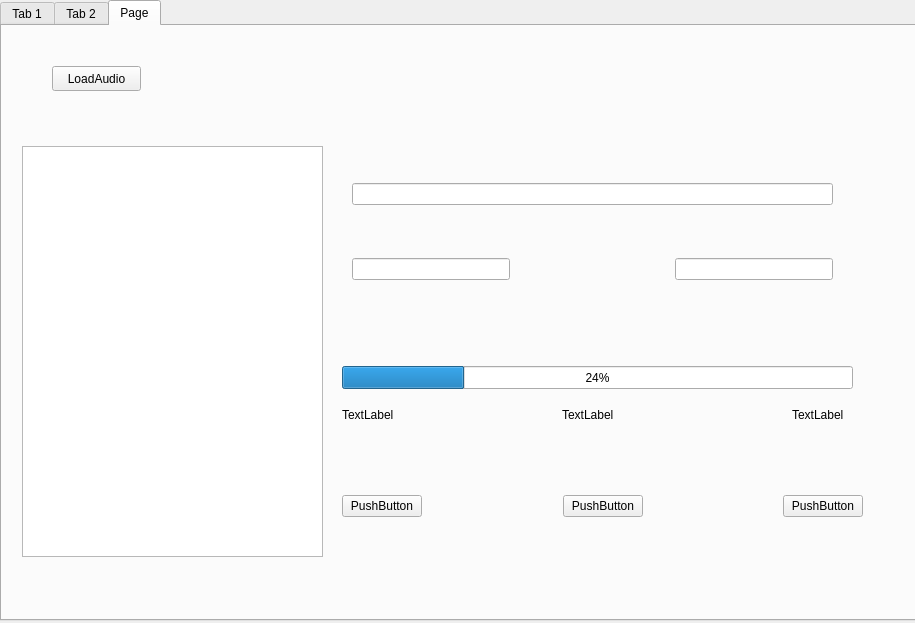
Old version of the form dictation.ui in the repository fangchaooo/dictation.
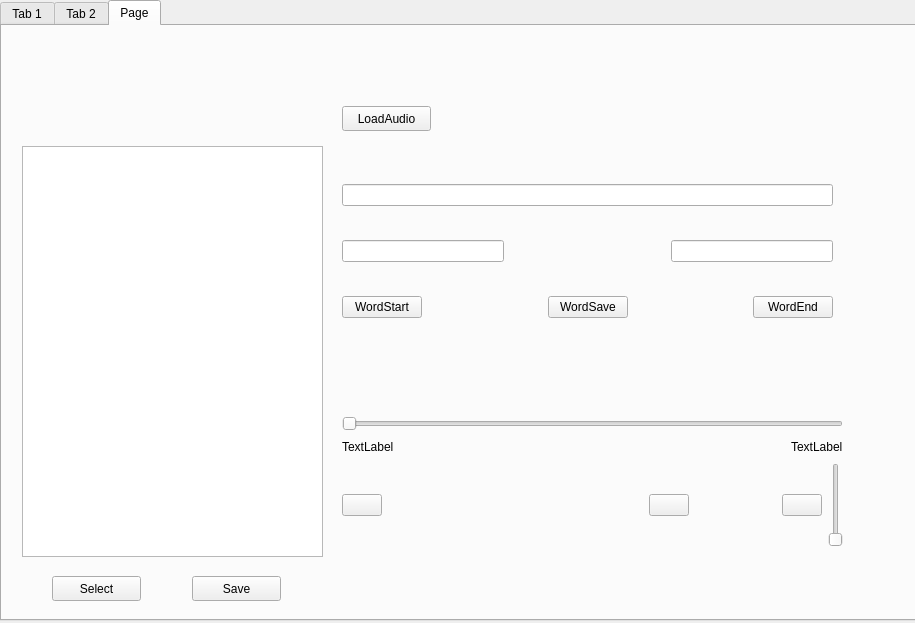
New version of the form. The open tabs and pages were chosen to show the change. Icons and pictures are not drawn.

Diff of the .ui file:
```diff
--- a/dictation.ui
+++ b/dictation.ui
@@ -374,8 +374,8 @@
     <widget class="QPushButton" name="pushButton">
      <property name="geometry">
       <rect>
-       <x>50</x>
-       <y>40</y>
+       <x>340</x>
+       <y>80</y>
        <width>89</width>
        <height>25</height>
       </rect>
@@ -394,40 +394,94 @@
       </rect>
      </property>
     </widget>
-    <widget class="QWidget" name="horizontalLayoutWidget">
+    <widget class="QPushButton" name="SaveAudioWordsBtn">
      <property name="geometry">
       <rect>
-       <x>340</x>
-       <y>440</y>
-       <width>521</width>
-       <height>80</height>
+       <x>190</x>
+       <y>550</y>
+       <width>89</width>
+       <height>25</height>
       </rect>
      </property>
-     <layout class="QHBoxLayout" name="horizontalLayout">
-      <item>
+     <property name="text">
+      <string>Save</string>
+     </property>
+    </widget>
        <widget class="QPushButton" name="pushButton_4">
+     <property name="geometry">
+      <rect>
+       <x>50</x>
+       <y>550</y>
+       <width>89</width>
+       <height>25</height>
+      </rect>
+     </property>
         <property name="text">
-         <string>PushButton</string>
-        </property>
-       </widget>
+      <string>Select</string>
+     </property>
+    </widget>
+    <widget class="QWidget" name="layoutWidget">
+     <property name="geometry">
+      <rect>
+       <x>340</x>
+       <y>390</y>
+       <width>501</width>
+       <height>131</height>
+      </rect>
+     </property>
+     <layout class="QVBoxLayout" name="verticalLayout_6">
+      <item>
+       <layout class="QVBoxLayout" name="verticalLayout_5">
+        <item>
+         <widget class="QSlider" name="AudiohorizontalSlider">
+          <property name="orientation">
+           <enum>Qt::Horizontal</enum>
+          </property>
+         </widget>
       </item>
       <item>
-       <spacer name="horizontalSpacer">
+         <layout class="QHBoxLayout" name="horizontalLayout_3">
+          <item>
+           <widget class="QLabel" name="AudioStartTimeLabel">
+            <property name="text">
+             <string>TextLabel</string>
+            </property>
+           </widget>
+          </item>
+          <item>
+           <spacer name="horizontalSpacer_6">
         <property name="orientation">
          <enum>Qt::Horizontal</enum>
         </property>
         <property name="sizeHint" stdset="0">
          <size>
-          <width>40</width>
+              <width>30</width>
           <height>20</height>
          </size>
         </property>
        </spacer>
       </item>
       <item>
-       <widget class="QPushButton" name="pushButton_3">
+           <widget class="QLabel" name="AudioEndTimeLabel">
         <property name="text">
-         <string>PushButton</string>
+             <string>TextLabel</string>
+            </property>
+           </widget>
+          </item>
+         </layout>
+        </item>
+       </layout>
+      </item>
+      <item>
+       <layout class="QHBoxLayout" name="horizontalLayout">
+        <item>
+         <widget class="QPushButton" name="StartAudioBtn">
+          <property name="text">
+           <string/>
+          </property>
+          <property name="icon">
+           <iconset>
+            <normaloff>play.png</normaloff>play.png</iconset>
         </property>
        </widget>
       </item>
@@ -445,72 +499,83 @@
        </spacer>
       </item>
       <item>
-       <widget class="QPushButton" name="pushButton_2">
-        <property name="text">
-         <string>PushButton</string>
-        </property>
-       </widget>
-      </item>
-     </layout>
-    </widget>
-    <widget class="QProgressBar" name="progressBar">
-     <property name="geometry">
-      <rect>
-       <x>340</x>
-       <y>340</y>
-       <width>511</width>
-       <height>23</height>
-      </rect>
-     </property>
-     <property name="value">
-      <number>24</number>
-     </property>
-    </widget>
-    <widget class="QLabel" name="label">
-     <property name="geometry">
-      <rect>
-       <x>340</x>
-       <y>380</y>
-       <width>67</width>
-       <height>17</height>
-      </rect>
-     </property>
+         <spacer name="horizontalSpacer_9">
+          <property name="orientation">
+           <enum>Qt::Horizontal</enum>
+          </property>
+          <property name="sizeHint" stdset="0">
+           <size>
+            <width>40</width>
+            <height>20</height>
+           </size>
+          </property>
+         </spacer>
+        </item>
+        <item>
+         <spacer name="horizontalSpacer">
+          <property name="orientation">
+           <enum>Qt::Horizontal</enum>
+          </property>
+          <property name="sizeHint" stdset="0">
+           <size>
+            <width>40</width>
+            <height>20</height>
+           </size>
+          </property>
+         </spacer>
+        </item>
+        <item>
+         <widget class="QPushButton" name="ResetAudioBtn">
      <property name="text">
-      <string>TextLabel</string>
-     </property>
-    </widget>
-    <widget class="QLabel" name="label_2">
-     <property name="geometry">
-      <rect>
-       <x>790</x>
-       <y>380</y>
-       <width>67</width>
-       <height>17</height>
-      </rect>
-     </property>
+           <string/>
+          </property>
+          <property name="icon">
+           <iconset>
+            <normaloff>stop.png</normaloff>stop.png</iconset>
+          </property>
+         </widget>
+        </item>
+        <item>
+         <spacer name="horizontalSpacer_10">
+          <property name="orientation">
+           <enum>Qt::Horizontal</enum>
+          </property>
+          <property name="sizeHint" stdset="0">
+           <size>
+            <width>40</width>
+            <height>20</height>
+           </size>
+          </property>
+         </spacer>
+        </item>
+        <item>
+         <widget class="QPushButton" name="AudioVolumBtn">
      <property name="text">
-      <string>TextLabel</string>
-     </property>
-    </widget>
-    <widget class="QLabel" name="label_3">
-     <property name="geometry">
-      <rect>
-       <x>560</x>
-       <y>380</y>
-       <width>67</width>
-       <height>17</height>
-      </rect>
-     </property>
-     <property name="text">
-      <string>TextLabel</string>
-     </property>
-    </widget>
-    <widget class="QWidget" name="verticalLayoutWidget">
+           <string/>
+          </property>
+          <property name="icon">
+           <iconset>
+            <normaloff>volume.png</normaloff>volume.png</iconset>
+          </property>
+         </widget>
+        </item>
+        <item>
+         <widget class="QSlider" name="AudioVolumSlider">
+          <property name="orientation">
+           <enum>Qt::Vertical</enum>
+          </property>
+         </widget>
+        </item>
+       </layout>
+      </item>
+     </layout>
+    </widget>
+    <widget class="QWidget" name="layoutWidget">
      <property name="geometry">
       <rect>
-       <x>350</x>
-       <y>110</y>
-       <width>481</width>
+       <x>340</x>
+       <y>130</y>
+       <width>491</width>
        <height>191</height>
       </rect>
      </property>
@@ -537,7 +602,58 @@
          </spacer>
         </item>
         <item>
-         <widget class="QLineEdit" name="lineEdit_2"/>
+         <widget class="QLineEdit" name="WordTimeEndInput"/>
+        </item>
+       </layout>
+      </item>
+      <item>
+       <layout class="QHBoxLayout" name="horizontalLayout_4">
+        <item>
+         <widget class="QPushButton" name="WordAudioStartBtn">
+          <property name="text">
+           <string>WordStart</string>
+          </property>
+         </widget>
+        </item>
+        <item>
+         <spacer name="horizontalSpacer_7">
+          <property name="orientation">
+           <enum>Qt::Horizontal</enum>
+          </property>
+          <property name="sizeHint" stdset="0">
+           <size>
+            <width>40</width>
+            <height>20</height>
+           </size>
+          </property>
+         </spacer>
+        </item>
+        <item>
+         <widget class="QPushButton" name="WordSaveBtn">
+          <property name="text">
+           <string>WordSave</string>
+          </property>
+         </widget>
+        </item>
+        <item>
+         <spacer name="horizontalSpacer_8">
+          <property name="orientation">
+           <enum>Qt::Horizontal</enum>
+          </property>
+          <property name="sizeHint" stdset="0">
+           <size>
+            <width>40</width>
+            <height>20</height>
+           </size>
+          </property>
+         </spacer>
+        </item>
+        <item>
+         <widget class="QPushButton" name="WordAudioEndBtn">
+          <property name="text">
+           <string>WordEnd</string>
+          </property>
+         </widget>
         </item>
        </layout>
       </item>
```
Left out of the diff: 19 changed lines with no effect on the pictures. Lines whose indentation alone changed are shown as unchanged.
